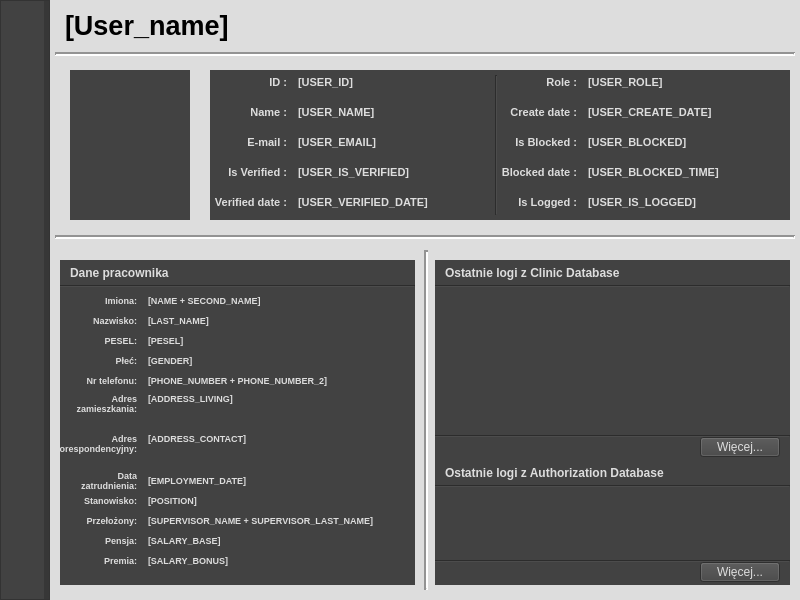
Above: w_mainwindow.ui from jszmigiel2304/Clinic_Client_User_Profile before the change. Below: the same form after it.
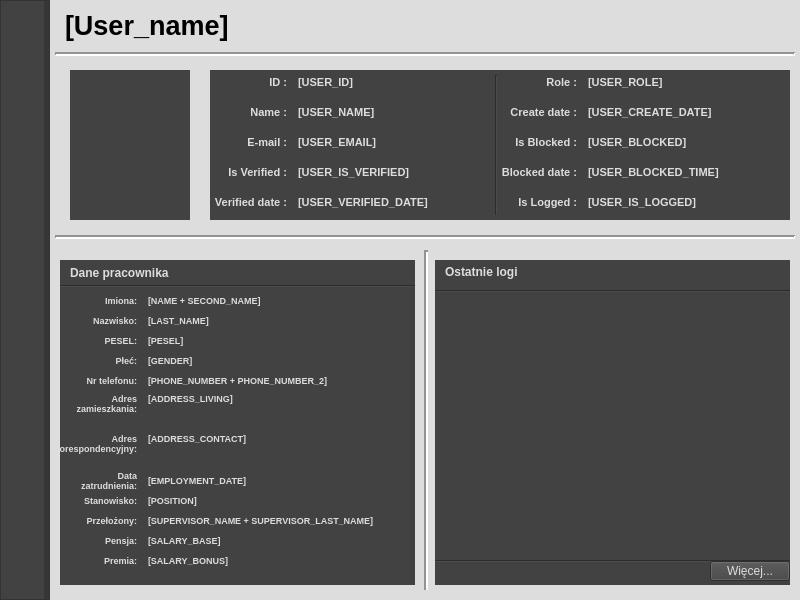
That is the form after the change. Icons and pictures are not drawn.

What changed in the file:
```diff
--- a/w_mainwindow.ui
+++ b/w_mainwindow.ui
@@ -1487,49 +1487,12 @@
      <string notr="true">background-color: rgb(66, 66, 66);
 color: rgb(255, 255, 255);</string>
     </property>
-    <widget class="QWidget" name="w_clinic_db_logs_container" native="true">
+    <widget class="Line" name="line_12">
      <property name="geometry">
       <rect>
        <x>0</x>
-       <y>0</y>
+       <y>30</y>
        <width>355</width>
-       <height>200</height>
-      </rect>
-     </property>
-     <property name="styleSheet">
-      <string notr="true">background-color: rgb(66, 66, 66);
-color: rgb(255, 255, 255);</string>
-     </property>
-     <widget class="QLabel" name="l_clinic_logs_tittle">
-      <property name="geometry">
-       <rect>
-        <x>0</x>
-        <y>0</y>
-        <width>355</width>
-        <height>25</height>
-       </rect>
-      </property>
-      <property name="font">
-       <font>
-        <bold>true</bold>
-       </font>
-      </property>
-      <property name="styleSheet">
-       <string notr="true">color: rgb(221, 221, 221);</string>
-      </property>
-      <property name="text">
-       <string>Ostatnie logi z Clinic Database</string>
-      </property>
-      <property name="indent">
-       <number>10</number>
-      </property>
-     </widget>
-     <widget class="Line" name="line_5">
-      <property name="geometry">
-       <rect>
-        <x>0</x>
-        <y>25</y>
-        <width>355</width>
         <height>3</height>
        </rect>
       </property>
@@ -1537,62 +1500,12 @@
        <enum>Qt::Horizontal</enum>
       </property>
      </widget>
-     <widget class="Line" name="line_6">
+    <widget class="QLabel" name="l_logs_tittle_2">
       <property name="geometry">
        <rect>
         <x>0</x>
-        <y>175</y>
+       <y>-1</y>
         <width>355</width>
-        <height>3</height>
-       </rect>
-      </property>
-      <property name="orientation">
-       <enum>Qt::Horizontal</enum>
-      </property>
-     </widget>
-     <widget class="QPushButton" name="b_more_clinic_logs_button">
-      <property name="geometry">
-       <rect>
-        <x>265</x>
-        <y>177</y>
-        <width>80</width>
-        <height>20</height>
-       </rect>
-      </property>
-      <property name="styleSheet">
-       <string notr="true">background-color: rgb(66, 66, 66);
-color: rgb(221, 221, 221);</string>
-      </property>
-      <property name="text">
-       <string>Więcej...</string>
-      </property>
-      <property name="iconSize">
-       <size>
-        <width>0</width>
-        <height>0</height>
-       </size>
-      </property>
-     </widget>
-    </widget>
-    <widget class="QWidget" name="w_auth_db_logs_container" native="true">
-     <property name="geometry">
-      <rect>
-       <x>0</x>
-       <y>200</y>
-       <width>355</width>
-       <height>125</height>
-      </rect>
-     </property>
-     <property name="styleSheet">
-      <string notr="true">background-color: rgb(66, 66, 66);
-color: rgb(255, 255, 255);</string>
-     </property>
-     <widget class="QLabel" name="l_auth_logs_tittle">
-      <property name="geometry">
-       <rect>
-        <x>0</x>
-        <y>0</y>
-        <width>355</width>
         <height>25</height>
        </rect>
       </property>
@@ -1605,17 +1518,17 @@
        <string notr="true">color: rgb(221, 221, 221);</string>
       </property>
       <property name="text">
-       <string>Ostatnie logi z Authorization Database</string>
+      <string>Ostatnie logi</string>
       </property>
       <property name="indent">
        <number>10</number>
       </property>
      </widget>
-     <widget class="Line" name="line_7">
+    <widget class="Line" name="line_13">
       <property name="geometry">
        <rect>
         <x>0</x>
-        <y>25</y>
+       <y>300</y>
         <width>355</width>
         <height>3</height>
        </rect>
@@ -1624,24 +1537,11 @@
        <enum>Qt::Horizontal</enum>
       </property>
      </widget>
-     <widget class="Line" name="line_8">
+    <widget class="QPushButton" name="b_more_logs_button_2">
       <property name="geometry">
        <rect>
-        <x>0</x>
-        <y>100</y>
-        <width>355</width>
-        <height>3</height>
-       </rect>
-      </property>
-      <property name="orientation">
-       <enum>Qt::Horizontal</enum>
-      </property>
-     </widget>
-     <widget class="QPushButton" name="b_more_auth_logs_button">
-      <property name="geometry">
-       <rect>
-        <x>265</x>
-        <y>102</y>
+       <x>275</x>
+       <y>301</y>
         <width>80</width>
         <height>20</height>
        </rect>
@@ -1659,7 +1559,6 @@
         <height>0</height>
        </size>
       </property>
-     </widget>
     </widget>
    </widget>
   </widget>
```
Lines whose indentation alone changed are shown as unchanged.
